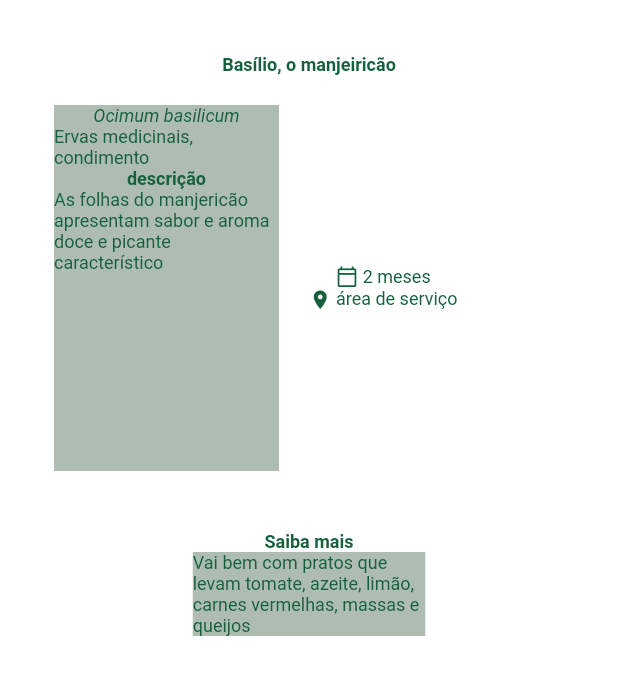
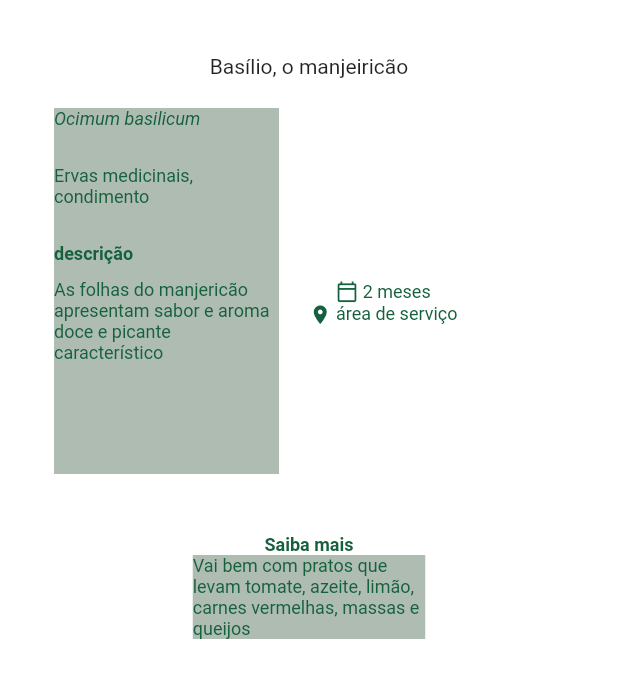
Before and after one commit to kakomarina/shehacks-xeroby, a Flutter app: the PlantDescription screen opened directly, on a phone screen of 412 x 824 dp. Shown: the top 678 px of the screen. Run offline on Flutter 3.47's test engine with Material 2 defaults, Android fonts, the light colour scheme and no system bars; Roboto replaces fonts that are missing (Montserrat); statements that could not run were skipped.

Commit message:
testando formatacao

```diff
--- a/xeroby_app/lib/plant_description.dart
+++ b/xeroby_app/lib/plant_description.dart
@@ -23,12 +23,13 @@
   @override
   Widget build(BuildContext context) {
 
-    final nomePlanta = Text("Basílio, o manjeiricão", textAlign: TextAlign.left, style: styleBold);
-    final nomeCientifico = Text("Ocimum basilicum", textAlign: TextAlign.left, style: styleItalico);
-    final categoriaPlanta = Text("Ervas medicinais, condimento", textAlign: TextAlign.left, style: styleText);
+    final nomePlanta = Text("Basílio, o manjeiricão", textAlign: TextAlign.left, style: TextStyle(fontFamily: 'Montserrat', fontSize: 20.0, fontWeight: FontWeight.bold, color: Color(0xff16613D)););
+    final nomeCientifico = Text("Ocimum basilicum\n", textAlign: TextAlign.left, style: styleItalico);
+    final categoriaPlanta = Text("Ervas medicinais, condimento\n", textAlign: TextAlign.left, style: styleText);
     final descricao = Text("As folhas do manjericão apresentam sabor e aroma doce e picante característico", textAlign: TextAlign.left, style: styleText);
 
-    final plantColumn = Column(
+    final plantColumn = Wrap(
+      runSpacing: 10,
       children: <Widget>[
         nomeCientifico,
         categoriaPlanta,
@@ -83,6 +84,9 @@
         ),
         shape: BoxShape.circle
       ),
+      child: Center(
+        child: Text(""),
+      )
     );
 
 
```
